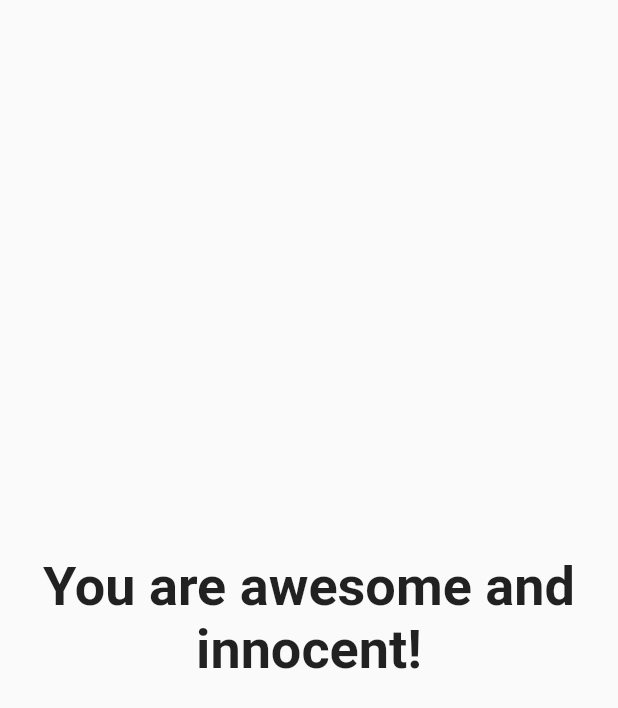
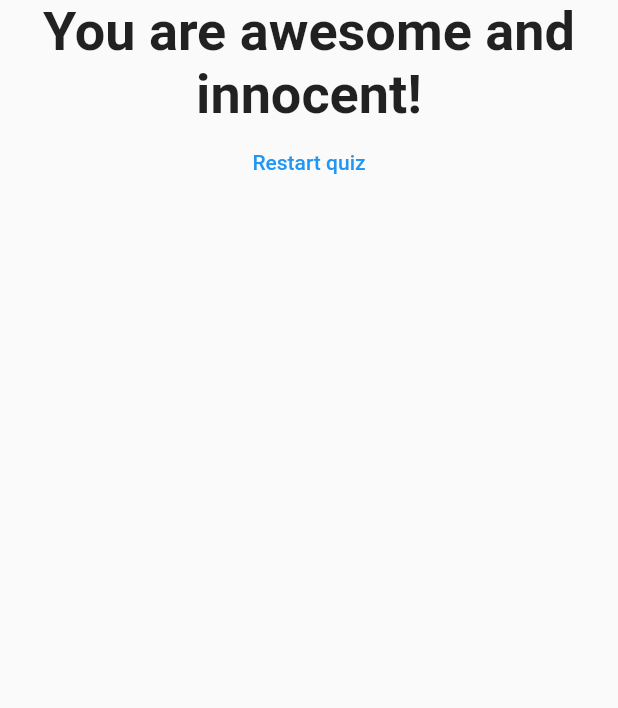
Before and after one commit to jiahaoliuliu/FlutterAndDartTheCompleteGuide-2022Edition, a Flutter app: the Result widget shown alone on an empty page, opened directly with empty values, on a phone screen of 412 x 824 dp. Shown: the top 708 px of the screen. Run offline on Flutter 3.47's test engine with Material 2 defaults, Android fonts, the phone set to English and light mode, and no system bars.

Commit message:
JL Added the restart quiz button

```diff
--- a/section2/flutter_complete_guide/lib/result.dart
+++ b/section2/flutter_complete_guide/lib/result.dart
@@ -2,8 +2,9 @@
 
 class Result extends StatelessWidget {
   final int resultScore;
+  final Function resetHandler;
 
-  Result(this.resultScore);
+  Result(this.resultScore, this.resetHandler);
 
   String get resultPhrase {
     String resultText;
@@ -23,7 +24,9 @@
   @override
   Widget build(BuildContext context) {
     return Center(
-      child: Text(
+      child: Column(
+        children: [
+          Text(
             resultPhrase,
             style: TextStyle(
               fontSize: 36,
@@ -31,6 +34,13 @@
             ),
             textAlign: TextAlign.center,
           ),
+          FlatButton(
+            onPressed: resetHandler,
+            child: Text('Restart quiz'),
+            textColor: Colors.blue,
+          )
+        ],
+      ),
     );
   }
 }
```
Also changed, not shown: section2/flutter_complete_guide/lib/main.dart (+9 -1 lines). Lines whose indentation alone changed are shown as unchanged.
